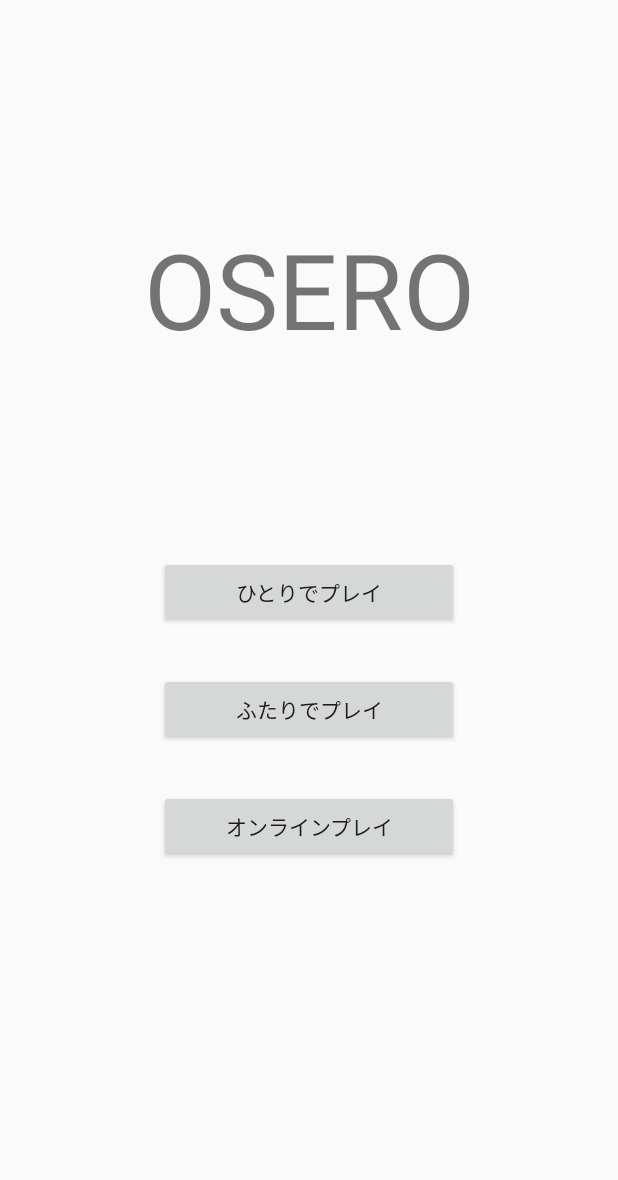
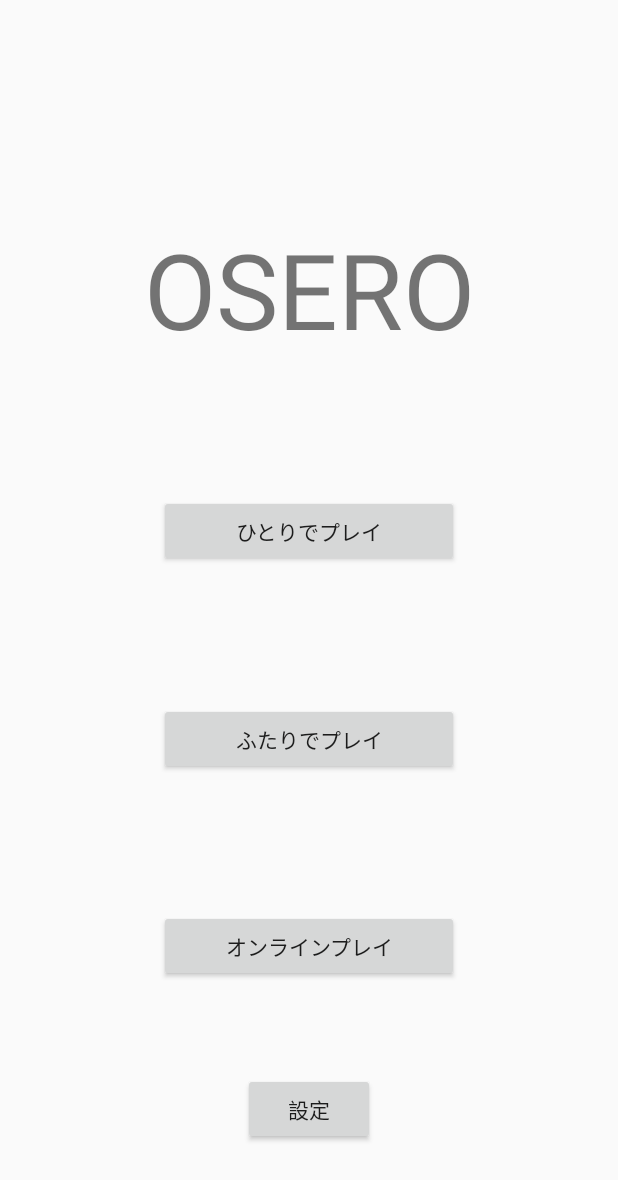
Before and after one commit to Issei0804-ie/Uhyo, an Android app: the screen it shows after launch (MainActivity before the commit, RootActivity after it), on a phone screen of 412 x 824 dp. Shown: the top 1180 px of the screen. Run offline under Robolectric (Android 15) with nearby library versions, the phone set to English and light mode, and no system bars.

Commit message:
apply clean architecture

```diff
--- a/app/src/main/java/com/example/uhyo/Presentation/Presenter/IMainMenu.kt
+++ /dev/null
@@ -1,4 +0,0 @@
-package com.example.uhyo.Presentation.Presenter
-
-interface IMainMenu {
-}
--- a/app/src/main/java/com/example/uhyo/Presentation/View/MainActivity.kt
+++ /dev/null
@@ -1,20 +0,0 @@
-package com.example.uhyo.view
-
-import androidx.appcompat.app.AppCompatActivity
-import android.os.Bundle
-import com.example.uhyo.R
-
-class MainActivity : AppCompatActivity() {
-
-    override fun onCreate(savedInstanceState: Bundle?) {
-        super.onCreate(savedInstanceState)
-        setContentView(R.layout.activity_main)
-
-        if (savedInstanceState == null) {
-            val fragment = MainMenuFragment()
-            val transaction = supportFragmentManager.beginTransaction()
-            transaction.add(R.id.main_InsertFragmentLocation, fragment)
-            transaction.commit()
-        }
-    }
-}
--- a/app/src/main/java/com/example/uhyo/Presentation/View/MainMenuFragment.kt
+++ /dev/null
@@ -1,53 +0,0 @@
-package com.example.uhyo.view
-
-import android.os.Bundle
-import android.view.LayoutInflater
-import android.view.View
-import android.view.ViewGroup
-import android.widget.Button
-import android.widget.Toast
-import androidx.fragment.app.Fragment
-import com.example.uhyo.R
-
-class MainMenuFragment : Fragment(){
-
-    override fun onCreateView(
-        inflater: LayoutInflater,
-        container: ViewGroup?,
-        savedInstanceState: Bundle?
-    ): View? {
-        super.onCreateView(inflater, container, savedInstanceState)
-        val view = inflater.inflate(R.layout.fragment_main_menu, container, false)
-        onClickAction(view)
-        return view
-    }
-
-    private fun onClickAction(view: View){
-        val solo: Button = view.findViewById(R.id.mainMenuSoloPlayButton)
-        val multi: Button = view.findViewById(R.id.mainMenu2PlayerButton)
-        val online: Button = view.findViewById(R.id.mainMenuOnlinePlayButton)
-
-        activity?.let {
-            val fragmentManager = it.supportFragmentManager.beginTransaction()
-
-            solo.setOnClickListener{
-                fragmentManager.replace(R.id.main_InsertFragmentLocation,
-                    MainSoloFragment()
-                )
-                fragmentManager.addToBackStack("")
-                fragmentManager.commit()
-            }
-            multi.setOnClickListener{
-                Toast.makeText(context, "mada", Toast.LENGTH_LONG).show()
-            }
-            online.setOnClickListener{
-                fragmentManager.replace(
-                    R.id.main_InsertFragmentLocation,
-                    MainMultiFragment()
-                )
-                fragmentManager.addToBackStack("")
-                fragmentManager.commit()
-            }
-        }
-    }
-}
--- /dev/null
+++ b/app/src/main/java/com/example/uhyo/presentation/presenter/AbstractPresenter.kt
@@ -0,0 +1,5 @@
+package com.example.uhyo.presentation.presenter
+
+abstract class AbstractPresenter {
+
+}
--- /dev/null
+++ b/app/src/main/java/com/example/uhyo/presentation/presenter/IMainMenuPresenter.kt
@@ -0,0 +1,15 @@
+package com.example.uhyo.presentation.presenter
+
+interface IMainMenuPresenter {
+    fun onClickSoloPlayButton()
+    fun onClickTwoPlayerButton()
+    fun onClickOnlinePlayButton()
+    fun onClickSettingButton()
+
+    interface ChangeMainMenu {
+        fun changeSoloPlayDisplay(containerViewId: Int)
+        fun changeTwoPlayDisplay(containerViewId: Int)
+        fun changeOnlinePlayDisplay(containerViewId: Int)
+        fun changeSettingDisplay(containerViewId: Int)
+    }
+}
--- /dev/null
+++ b/app/src/main/java/com/example/uhyo/presentation/presenter/MainMenuPresenter.kt
@@ -0,0 +1,25 @@
+package com.example.uhyo.presentation.presenter
+
+class MainMenuPresenter(
+    private var containerViewId: Int,
+    private val iView: IMainMenuPresenter.ChangeMainMenu
+) : IMainMenuPresenter {
+
+
+    override fun onClickSoloPlayButton() {
+        iView.changeSoloPlayDisplay(containerViewId)
+    }
+
+    override fun onClickTwoPlayerButton() {
+        iView.changeTwoPlayDisplay(containerViewId)
+    }
+
+    override fun onClickOnlinePlayButton() {
+        iView.changeOnlinePlayDisplay(containerViewId)
+    }
+
+    override fun onClickSettingButton() {
+        iView.changeSettingDisplay(containerViewId)
+    }
+
+}
--- /dev/null
+++ b/app/src/main/java/com/example/uhyo/presentation/view/MainMenuFragment.kt
@@ -0,0 +1,47 @@
+package com.example.uhyo.presentation.view
+
+import android.os.Bundle
+import android.view.LayoutInflater
+import android.view.View
+import android.view.ViewGroup
+import androidx.fragment.app.Fragment
+import com.example.uhyo.R
+import com.example.uhyo.presentation.presenter.IMainMenuPresenter
+import com.example.uhyo.presentation.presenter.MainMenuPresenter
+import kotlinx.android.synthetic.main.fragment_main_menu.*
+
+class MainMenuFragment : Fragment() {
+
+    private lateinit var presenter: MainMenuPresenter
+
+    override fun onCreateView(
+        inflater: LayoutInflater,
+        container: ViewGroup?,
+        savedInstanceState: Bundle?
+    ): View? {
+        super.onCreateView(inflater, container, savedInstanceState)
+        return inflater.inflate(R.layout.fragment_main_menu, container, false)
+    }
+
+    override fun onViewCreated(view: View, savedInstanceState: Bundle?) {
+        super.onViewCreated(view, savedInstanceState)
+
+        presenter = MainMenuPresenter(
+            this.id,
+            activity as IMainMenuPresenter.ChangeMainMenu
+        )
+
+        SoloPlayButton.setOnClickListener {
+            presenter.onClickSoloPlayButton()
+        }
+        TwoPlayerButton.setOnClickListener {
+            presenter.onClickTwoPlayerButton()
+        }
+        OnlinePlayButton.setOnClickListener {
+            presenter.onClickOnlinePlayButton()
+        }
+        SettingButton.setOnClickListener {
+            presenter.onClickSettingButton()
+        }
+    }
+}
--- a/app/src/main/java/com/example/uhyo/Presentation/View/MainMultiFragment.kt
+++ b/app/src/main/java/com/example/uhyo/presentation/view/MainMultiFragment.kt
@@ -1,4 +1,4 @@
-package com.example.uhyo.view
+package com.example.uhyo.presentation.view
 
 import android.os.Bundle
 import android.view.LayoutInflater
--- a/app/src/main/java/com/example/uhyo/Presentation/View/MainSoloFragment.kt
+++ b/app/src/main/java/com/example/uhyo/presentation/view/MainSoloFragment.kt
@@ -1,4 +1,4 @@
-package com.example.uhyo.view
+package com.example.uhyo.presentation.view
 
 import android.os.Bundle
 import android.view.LayoutInflater
--- a/app/src/main/java/com/example/uhyo/Presentation/View/OnlineSetNameFrament.kt
+++ b/app/src/main/java/com/example/uhyo/presentation/view/OnlineJoinRoomFragment.kt
@@ -1,4 +1,4 @@
-package com.example.uhyo.view
+package com.example.uhyo.presentation.view
 
 import android.os.Bundle
 import android.view.LayoutInflater
@@ -7,7 +7,7 @@ import android.view.ViewGroup
 import androidx.fragment.app.Fragment
 import com.example.uhyo.R
 
-class OnlineSetNameFrament: Fragment() {
+class OnlineJoinRoomFragment: Fragment() {
 
     override fun onCreateView(
         inflater: LayoutInflater,
@@ -15,6 +15,6 @@ class OnlineSetNameFrament: Fragment() {
         savedInstanceState: Bundle?
     ): View? {
         super.onCreateView(inflater, container, savedInstanceState)
-        return inflater.inflate(R.layout.fragment_online_setname, container, false)
+        return inflater.inflate(R.layout.fragment_online_joinroom, container, false)
     }
 }
--- a/app/src/main/java/com/example/uhyo/Presentation/View/OnlineMakeRoomFragment.kt
+++ b/app/src/main/java/com/example/uhyo/presentation/view/OnlineMakeRoomFragment.kt
@@ -1,4 +1,4 @@
-package com.example.uhyo.view
+package com.example.uhyo.presentation.view
 
 import android.os.Bundle
 import android.view.LayoutInflater
--- a/app/src/main/java/com/example/uhyo/Presentation/View/OnlineJoinRoomFragment.kt
+++ b/app/src/main/java/com/example/uhyo/presentation/view/OnlineQuickMatchFragment.kt
@@ -1,4 +1,4 @@
-package com.example.uhyo.view
+package com.example.uhyo.presentation.view
 
 import android.os.Bundle
 import android.view.LayoutInflater
@@ -7,7 +7,7 @@ import android.view.ViewGroup
 import androidx.fragment.app.Fragment
 import com.example.uhyo.R
 
-class OnlineJoinRoomFragment: Fragment() {
+class OnlineQuickMatchFragment: Fragment() {
 
     override fun onCreateView(
         inflater: LayoutInflater,
@@ -15,6 +15,6 @@ class OnlineJoinRoomFragment: Fragment() {
         savedInstanceState: Bundle?
     ): View? {
         super.onCreateView(inflater, container, savedInstanceState)
-        return inflater.inflate(R.layout.fragment_online_joinroom, container, false)
+        return inflater.inflate(R.layout.fragment_online_quickmatch, container, false)
     }
 }
--- a/app/src/main/java/com/example/uhyo/Presentation/View/OnlineQuickMatchFragment.kt
+++ b/app/src/main/java/com/example/uhyo/presentation/view/OnlineSetNameFrament.kt
@@ -1,4 +1,4 @@
-package com.example.uhyo.view
+package com.example.uhyo.presentation.view
 
 import android.os.Bundle
 import android.view.LayoutInflater
@@ -7,7 +7,7 @@ import android.view.ViewGroup
 import androidx.fragment.app.Fragment
 import com.example.uhyo.R
 
-class OnlineQuickMatchFragment: Fragment() {
+class OnlineSetNameFrament: Fragment() {
 
     override fun onCreateView(
         inflater: LayoutInflater,
@@ -15,6 +15,6 @@ class OnlineQuickMatchFragment: Fragment() {
         savedInstanceState: Bundle?
     ): View? {
         super.onCreateView(inflater, container, savedInstanceState)
-        return inflater.inflate(R.layout.fragment_online_quickmatch, container, false)
+        return inflater.inflate(R.layout.fragment_online_setname, container, false)
     }
 }
--- /dev/null
+++ b/app/src/main/java/com/example/uhyo/presentation/view/RootActivity.kt
@@ -0,0 +1,48 @@
+package com.example.uhyo.presentation.view
+
+import androidx.appcompat.app.AppCompatActivity
+import android.os.Bundle
+import androidx.fragment.app.Fragment
+import com.example.uhyo.presentation.presenter.IMainMenuPresenter
+import com.example.uhyo.R
+
+class RootActivity :
+    AppCompatActivity(),
+    IMainMenuPresenter.ChangeMainMenu
+{
+
+    override fun onCreate(savedInstanceState: Bundle?) {
+        super.onCreate(savedInstanceState)
+        setContentView(R.layout.activity_main)
+
+        if (savedInstanceState == null) {
+            val fragment = MainMenuFragment()
+            val transaction = supportFragmentManager.beginTransaction()
+            transaction.add(R.id.main_InsertFragmentLocation, fragment)
+            transaction.commit()
+        }
+    }
+
+    fun doTransaction(containerViewId: Int, fragment: Fragment){
+        supportFragmentManager
+            .beginTransaction()
+            .replace(containerViewId, fragment)
+            .commit()
+    }
+
+    override fun changeSoloPlayDisplay(containerViewId: Int) {
+        doTransaction(containerViewId, MainSoloFragment())
+    }
+
+    override fun changeTwoPlayDisplay(containerViewId: Int) {
+        doTransaction(containerViewId, TODO())
+    }
+
+    override fun changeOnlinePlayDisplay(containerViewId: Int) {
+        doTransaction(containerViewId, MainMultiFragment())
+    }
+
+    override fun changeSettingDisplay(containerViewId: Int) {
+        doTransaction(containerViewId, TODO())
+    }
+}
--- a/app/src/main/res/layout/activity_main.xml
+++ b/app/src/main/res/layout/activity_main.xml
@@ -5,7 +5,7 @@
     xmlns:tools="http://schemas.android.com/tools"
     android:layout_width="match_parent"
     android:layout_height="match_parent"
-    tools:context=".view.MainActivity">
+    tools:context=".presentation.view.RootActivity">
 
     <TextView
         android:id="@+id/MainMenuTile"
--- a/app/src/main/res/layout/fragment_main_menu.xml
+++ b/app/src/main/res/layout/fragment_main_menu.xml
@@ -1,36 +1,48 @@
 <?xml version="1.0" encoding="utf-8"?>
 <androidx.constraintlayout.widget.ConstraintLayout xmlns:android="http://schemas.android.com/apk/res/android"
+    xmlns:app="http://schemas.android.com/apk/res-auto"
     xmlns:tools="http://schemas.android.com/tools"
     android:layout_width="match_parent"
     android:layout_height="match_parent"
-    xmlns:app="http://schemas.android.com/apk/res-auto"
-    tools:context=".view.MainMenuFragment">
+    tools:context=".presentation.view.MainMenuFragment">
 
 
     <Button
-        android:id="@+id/mainMenuSoloPlayButton"
+        android:id="@+id/SoloPlayButton"
         style="@style/MainMenuButtonStyle"
         android:text="@string/main_soloplay"
+        app:layout_constraintBottom_toTopOf="@id/TwoPlayerButton"
+        app:layout_constraintLeft_toLeftOf="parent"
+        app:layout_constraintRight_toRightOf="parent"
         app:layout_constraintTop_toTopOf="parent"
-        app:layout_constraintBottom_toBottomOf="parent"
-        app:layout_constraintVertical_bias="0.2"
-        app:layout_constraintLeft_toLeftOf="parent"
-        app:layout_constraintRight_toRightOf="parent"/>
+        app:layout_constraintVertical_chainStyle="spread" />
 
     <Button
-        android:id="@+id/mainMenu2PlayerButton"
+        android:id="@+id/TwoPlayerButton"
         style="@style/MainMenuButtonStyle"
         android:text="@string/main_2playerButton"
-        app:layout_constraintTop_toBottomOf="@id/mainMenuSoloPlayButton"
+        app:layout_constraintBottom_toTopOf="@id/OnlinePlayButton"
         app:layout_constraintLeft_toLeftOf="parent"
-        app:layout_constraintRight_toRightOf="parent"/>
+        app:layout_constraintRight_toRightOf="parent"
+        app:layout_constraintTop_toBottomOf="@id/SoloPlayButton" />
 
     <Button
-        android:id="@+id/mainMenuOnlinePlayButton"
+        android:id="@+id/OnlinePlayButton"
         style="@style/MainMenuButtonStyle"
         android:text="@string/main_onlinePlayButton"
-        app:layout_constraintTop_toBottomOf="@id/mainMenu2PlayerButton"
+        app:layout_constraintBottom_toTopOf="@id/SettingButton"
         app:layout_constraintLeft_toLeftOf="parent"
-        app:layout_constraintRight_toRightOf="parent"/>
+        app:layout_constraintRight_toRightOf="parent"
+        app:layout_constraintTop_toBottomOf="@id/TwoPlayerButton" />
+
+    <Button
+        android:id="@+id/SettingButton"
+        android:layout_width="wrap_content"
+        android:layout_height="wrap_content"
+        android:text="@string/SettingButton"
+        app:layout_constraintBottom_toBottomOf="parent"
+        app:layout_constraintLeft_toLeftOf="parent"
+        app:layout_constraintRight_toRightOf="parent"
+        app:layout_constraintTop_toBottomOf="@id/OnlinePlayButton" />
 
 </androidx.constraintlayout.widget.ConstraintLayout>
--- a/app/src/main/res/values/strings.xml
+++ b/app/src/main/res/values/strings.xml
@@ -9,5 +9,6 @@
     <string name="JoinRoomButtonText">部屋に入る</string>
     <string name="MakeRoomButtonText">部屋を立てる</string>
     <string name="QuickMatchButtonText">クイックマッチ</string>
+    <string name="SettingButton">設定</string>
 
 </resources>
```
Also changed, not shown: app/src/main/AndroidManifest.xml (+4 -4 lines), app/src/main/java/com/example/uhyo/Presentation/View/OnlineMenuActivity.kt (deleted, +0 -8 lines), app/src/main/java/com/example/uhyo/presentation/util/Screen.kt (added, +12 -0 lines).
